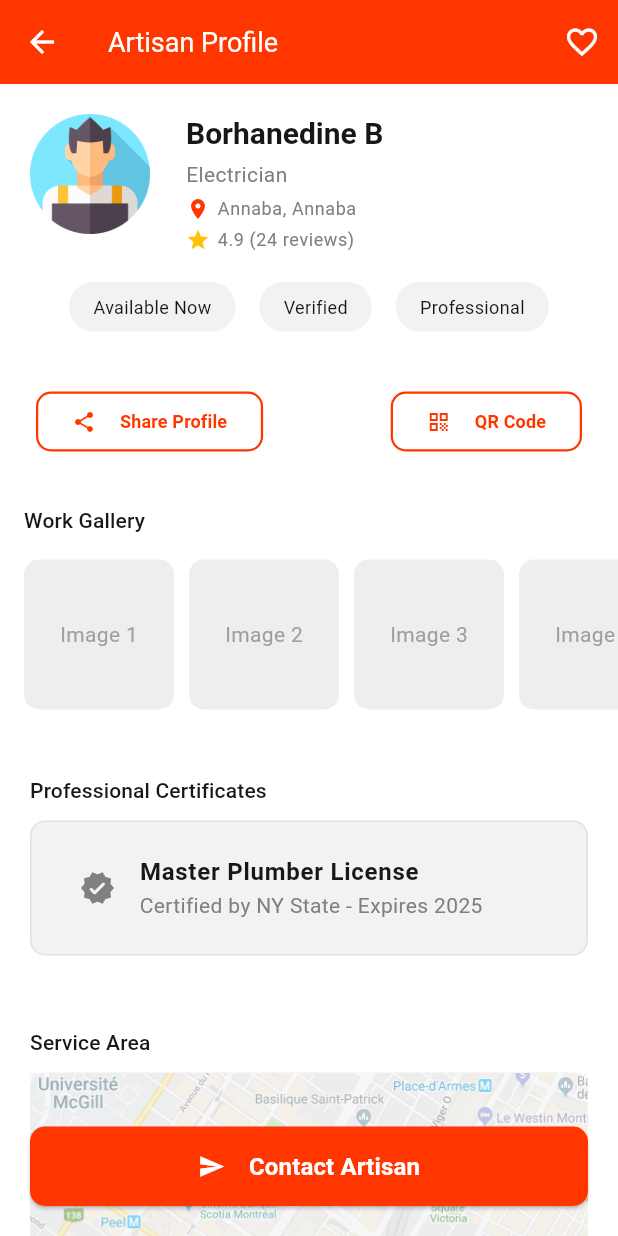
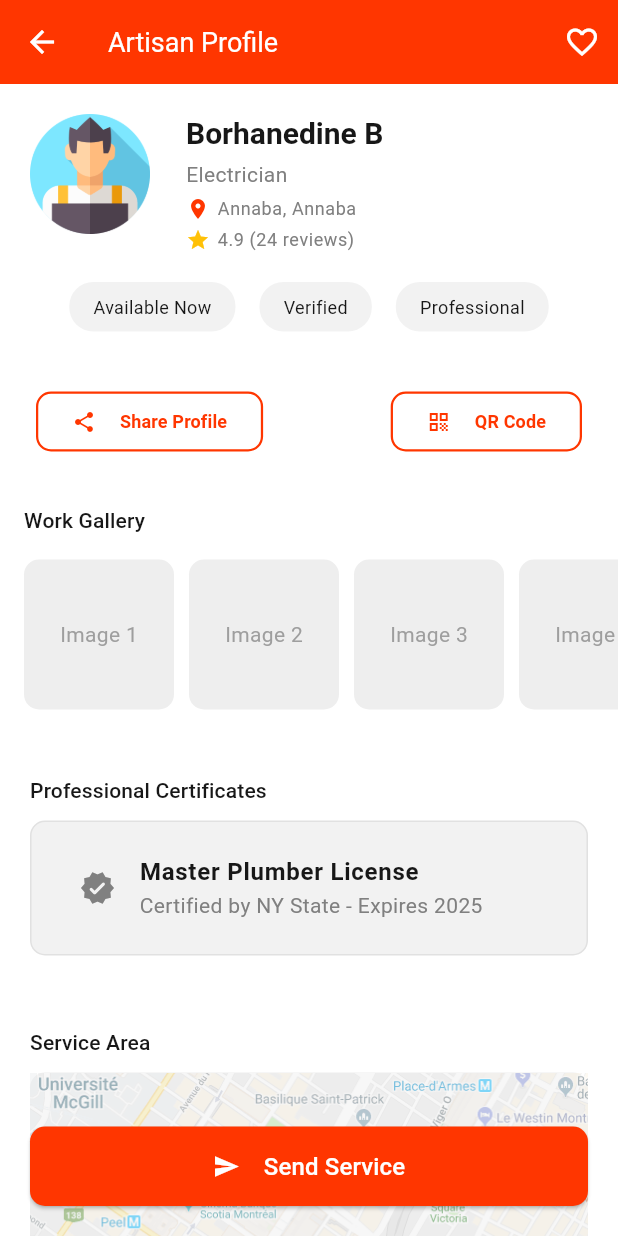
Before and after one commit to borhanedinee/hirafi_app, a Flutter app: the screen it shows after launch, after a tap on "Borhanedine B", on a phone screen of 412 x 824 dp. Run offline on Flutter 3.47's test engine with Material 3 defaults, Android fonts, the light colour scheme and no system bars; our stand-ins replace carousel_slider, get, ionicons, shimmer.

```diff
--- a/lib/views/artisan_profile_screen.dart
+++ b/lib/views/artisan_profile_screen.dart
@@ -101,14 +101,13 @@ class ArtisanProfileScreen extends StatelessWidget {
             mainAxisAlignment: MainAxisAlignment.center,
             children: [
               Icon(
-                isToSendOffer ? Icons.send : Icons.send,
+                Icons.send,
                 color: Colors.white,
               ),
               Text(
-                isToSendOffer ? 'Send Offer' : 'Contact Artisan',
+                isToSendOffer ? 'Send Offer' : 'Send Service',
                 style: TextStyle(
                   fontSize: 16,
-                  fontWeight: FontWeight.bold,
                 ),
               ),
             ],
```
